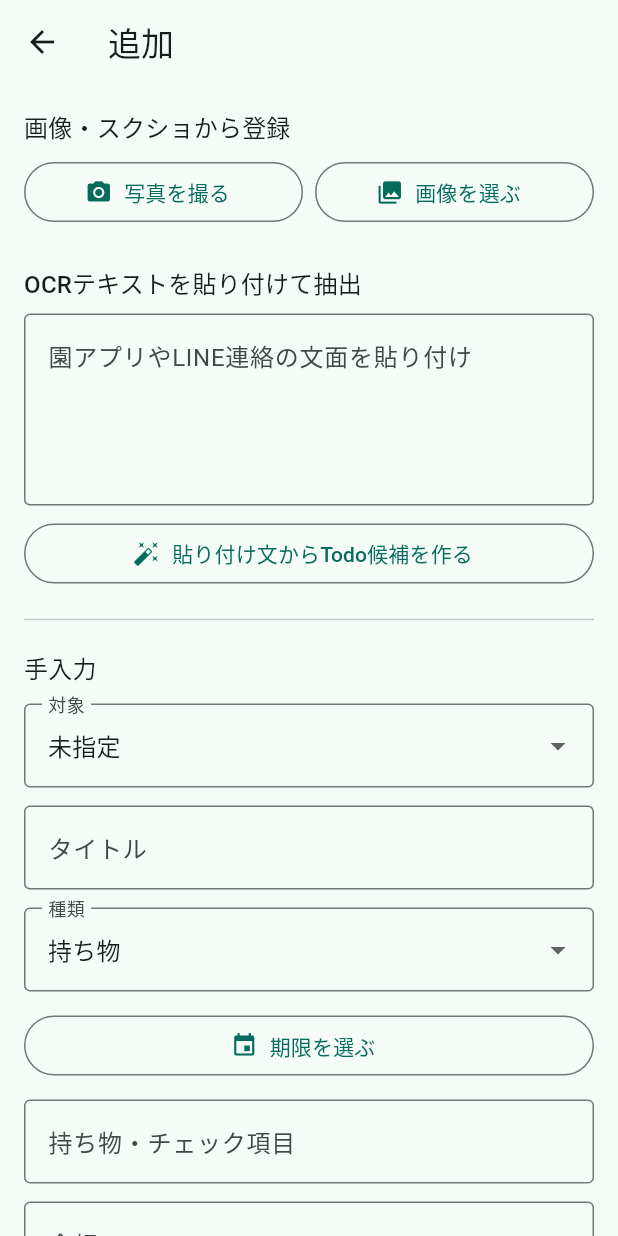
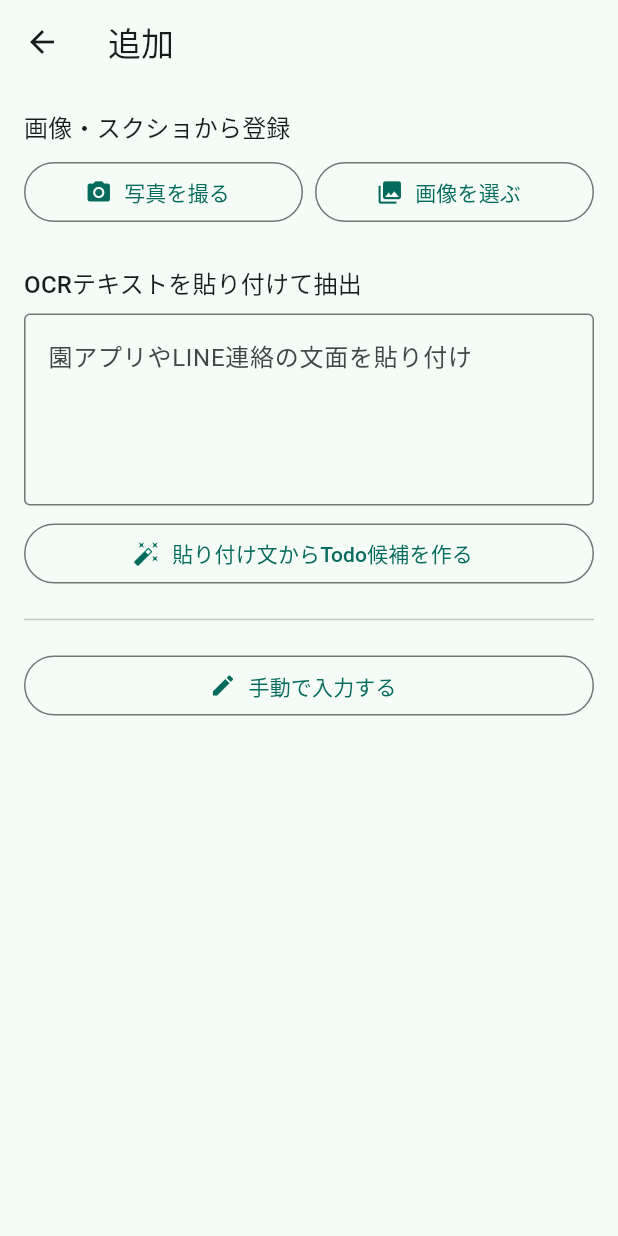
Before and after one commit to neoenox/ashita-motsumono, a Flutter app: the AddTodoScreen screen opened directly, on a phone screen of 412 x 824 dp. Run offline on Flutter 3.47's test engine with Material 3 defaults, Android fonts, the phone set to English and light mode, and no system bars; our stand-ins replace drift, flutter_local_notifications, flutter_timezone, image_picker, shared_preferences, timezone; missing offline and left inert: google_mlkit_text_recognition; accounts and stored records are empty; generated files the repository leaves out were written again.

Commit message:
feat: collapse manual input behind a button on AddTodo screen

```diff
--- a/lib/src/screens/add_todo_screen.dart
+++ b/lib/src/screens/add_todo_screen.dart
@@ -33,6 +33,7 @@ class _AddTodoScreenState extends State<AddTodoScreen> {
   TodoCategory _category = TodoCategory.item;
   String? _childId;
   bool _busy = false;
+  bool _showManual = false;
 
   @override
   void dispose() {
@@ -97,6 +98,13 @@ class _AddTodoScreenState extends State<AddTodoScreen> {
             label: const Text('貼り付け文からTodo候補を作る'),
           ),
           const Divider(height: 40),
+          if (!_showManual)
+            OutlinedButton.icon(
+              onPressed: () => setState(() => _showManual = true),
+              icon: const Icon(Icons.edit),
+              label: const Text('手動で入力する'),
+            ),
+          if (_showManual) ...[
             Text('手入力', style: Theme.of(context).textTheme.titleMedium),
             const SizedBox(height: 12),
             _ChildDropdown(
@@ -162,6 +170,7 @@ class _AddTodoScreenState extends State<AddTodoScreen> {
               icon: const Icon(Icons.check),
               label: const Text('登録'),
             ),
+          ],
         ],
       ),
     );
```
Lines whose indentation alone changed are shown as unchanged.
